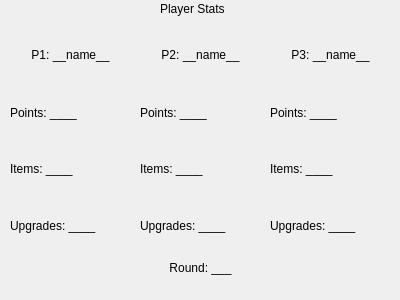
Before: the Qt Designer form Connect4/statsdisplay.ui in ramirez-gabriela27/Connect-Four, drawn with Qt 5.
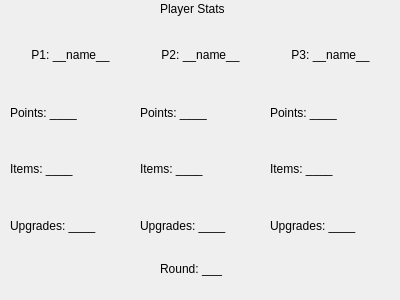
After: the same form once the commit is applied.

```diff
--- a/Connect4/statsdisplay.ui
+++ b/Connect4/statsdisplay.ui
@@ -162,7 +162,7 @@
     </rect>
    </property>
    <property name="text">
-    <string>&lt;html&gt;&lt;head/&gt;&lt;body&gt;&lt;p align=&quot;center&quot;&gt;Round: ___&lt;/p&gt;&lt;/body&gt;&lt;/html&gt;</string>
+    <string>Round: ___</string>
    </property>
   </widget>
  </widget>
```
